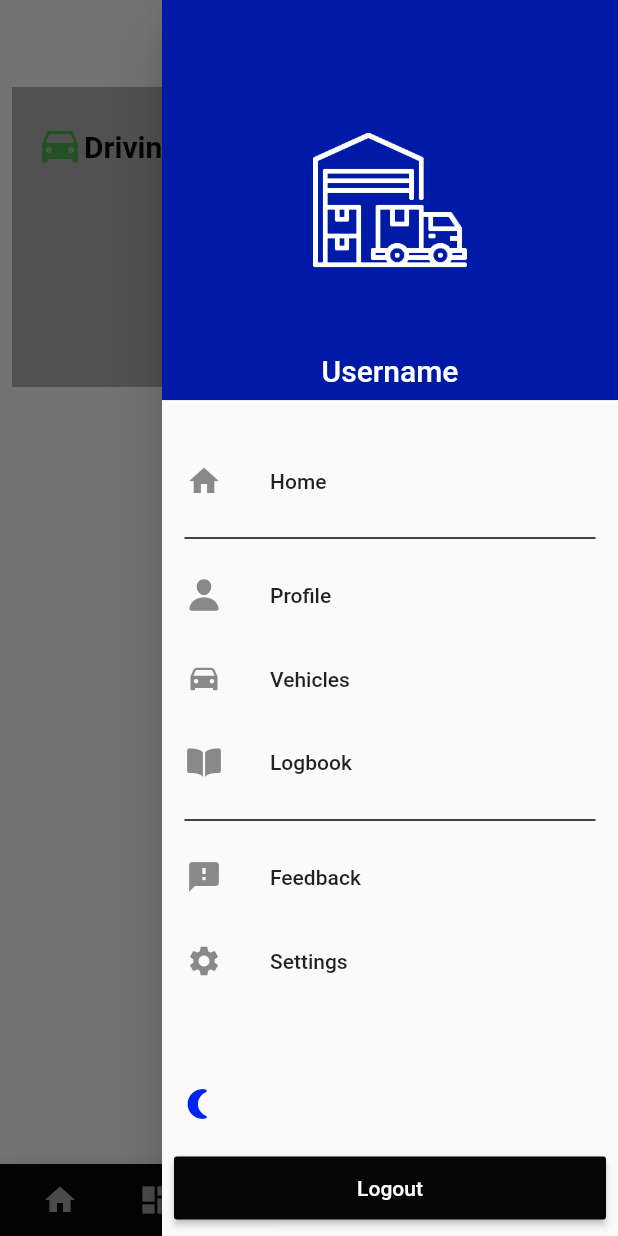
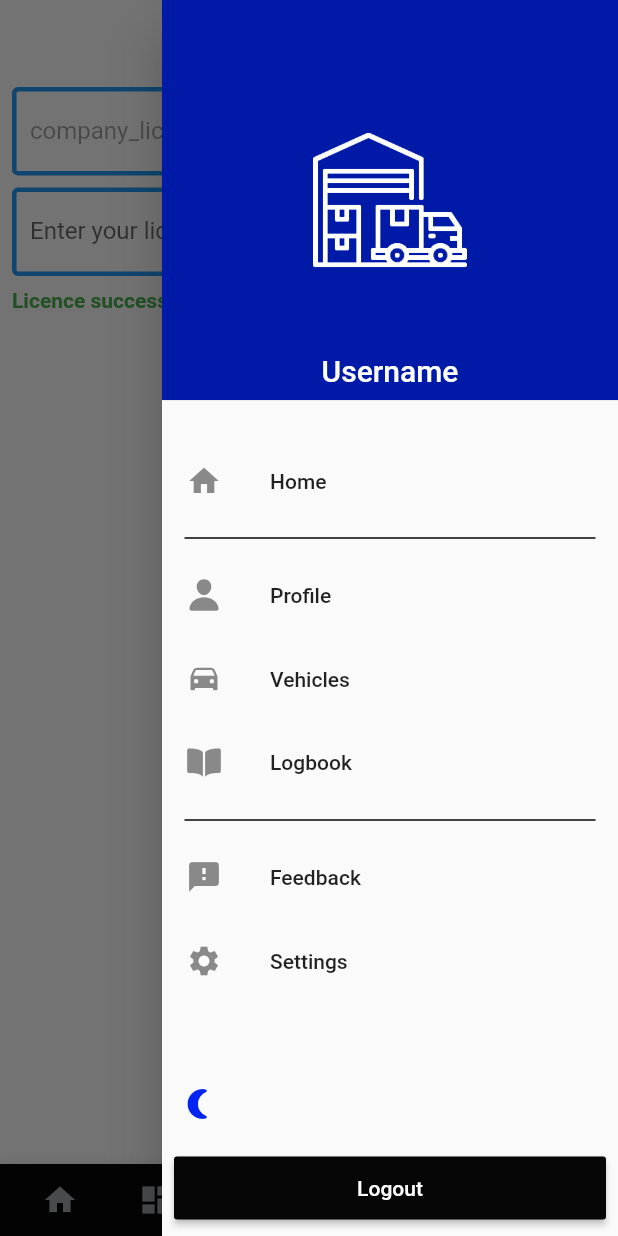
Before and after one commit to ozmenes/Asdf_Logbook_Flutter_App, a Flutter app: the HomePage widget shown alone on an empty page, opened directly, with the side drawer open, on a phone screen of 412 x 824 dp. Run offline on Flutter 3.47's test engine with Material 2 defaults, Android fonts, the phone set to English and light mode, and no system bars; our stand-ins replace cloud_firestore, firebase_core, ionicons; accounts and stored records are empty; Roboto replaces fonts that are missing (Poppins).

Commit message:
Add company licence board Add check company licence for driver

```diff
--- a/lib/pages/home/home_page.dart
+++ b/lib/pages/home/home_page.dart
@@ -1,4 +1,3 @@
-import 'package:asdf_logbook/utils/shared/constants.dart';
 import 'package:asdf_logbook/utils/widgets/base_page.dart';
 import 'package:flutter/material.dart';
 
@@ -11,50 +10,85 @@ class HomePage extends BasePage {
 
 class HomePageState extends BasePageState<HomePage> {
   late bool isDarkMode;
+  final formKey = GlobalKey<FormState>();
+  final licenceCheckController = TextEditingController();
+  final String licenceText = 'company_licence';
   @override
   void initState() {
     super.initState();
   }
   @override
   Widget buildPageUI(){
-    final size = MediaQuery.of(context).size;
+    //final size = MediaQuery.of(context).size;
     return Column(
       children: [
-        // Last or Current Drive
-        Container(
-          color: blackColor.withOpacity(.3),
-          width: size.width,
-          height: 200,
-          padding: const EdgeInsets.all(defaultPadding),
+        Form(
+          key: formKey,
           child: Column(
             children: [
-
               Row(
-                mainAxisAlignment: MainAxisAlignment.spaceBetween,
                 children: [
-                  Row(
-                    crossAxisAlignment: CrossAxisAlignment.center,
-                    children: const [
-                      Icon(
-                        Icons.drive_eta_rounded,
-                        color: Colors.green,size: 32,
-                      ),
-                      Text(
-                        "Driving",
-                        style: TextStyle(
-                          fontSize: 20,
-                          color: blackColor,
-                          fontWeight: FontWeight.w600,
+                  //Text(licenceText),
+                  Expanded(
+                    child: TextFormField(
+                      enabled: false,
+                      decoration: InputDecoration(
+                        labelText: licenceText,
+                        //border: OutlineInputBorder(),
+                        disabledBorder: OutlineInputBorder(
+                          borderSide: const BorderSide(
+                              width: 3, color: Colors.blue),
+                          borderRadius: BorderRadius.circular(4),
                         ),
                       ),
-                    ],
+                    ),
                   ),
-                  IconButton(onPressed: (){}, icon: const Icon(Icons.directions,size: 32,))
+                  IconButton(
+                      onPressed: () {},
+                      icon: const Icon(Icons.copy))
                 ],
-              )
+              ),
+              const SizedBox(height: 8,),
+              Row(
+                children: [
+                  Expanded(
+                    child: TextFormField(
+                      controller: licenceCheckController,
+                      decoration: InputDecoration(
+                        labelText:"Enter your licence to activate",
+                        enabledBorder: OutlineInputBorder(
+                          borderSide: const BorderSide(
+                              width: 3, color: Colors.blue),
+                          borderRadius: BorderRadius.circular(4),
+                        ),
+                      ),
+                    ),
+                  ),
+                  IconButton(
+                      onPressed: () {
+                        if (formKey.currentState!.validate()) {
+                        }
+                      },
+                      icon: const Icon(Icons.search))
+                ],
+              ),
+              Row(
+                crossAxisAlignment: CrossAxisAlignment.start,
+                children: const [
+                  Padding(
+                    padding: EdgeInsets.only(top: 8.0),
+                    child: Text(
+                      'Licence successfully saved.',
+                      style: TextStyle(
+                          fontWeight: FontWeight.bold,
+                          color: Colors.green),
+                    ),
+                  ),
+                ],
+              ),
             ],
           ),
-        ),
+        )
       ],
     );
   }
```
